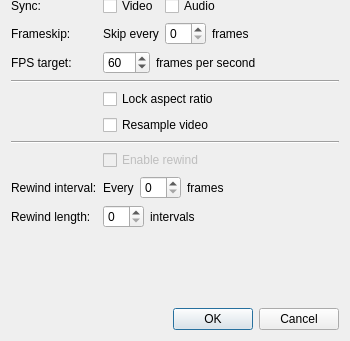
First picture: the form in Libretro/mgba/src/platform/qt/SettingsView.ui, repository kiddreads/Avalon-copy2, before the edit; both pictures show x 0 to 350 and y 160 to 501 of the 350 by 501 pixel window.
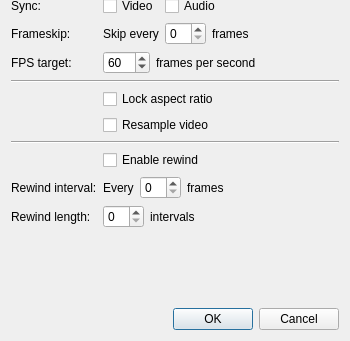
Second picture: the form after the edit.

What changed in the file:
```diff
--- a/Libretro/mgba/src/platform/qt/SettingsView.ui
+++ b/Libretro/mgba/src/platform/qt/SettingsView.ui
@@ -244,9 +244,6 @@
      </item>
      <item row="13" column="1">
       <widget class="QCheckBox" name="rewind">
-       <property name="enabled">
-        <bool>false</bool>
-       </property>
        <property name="text">
         <string>Enable rewind</string>
        </property>
```
